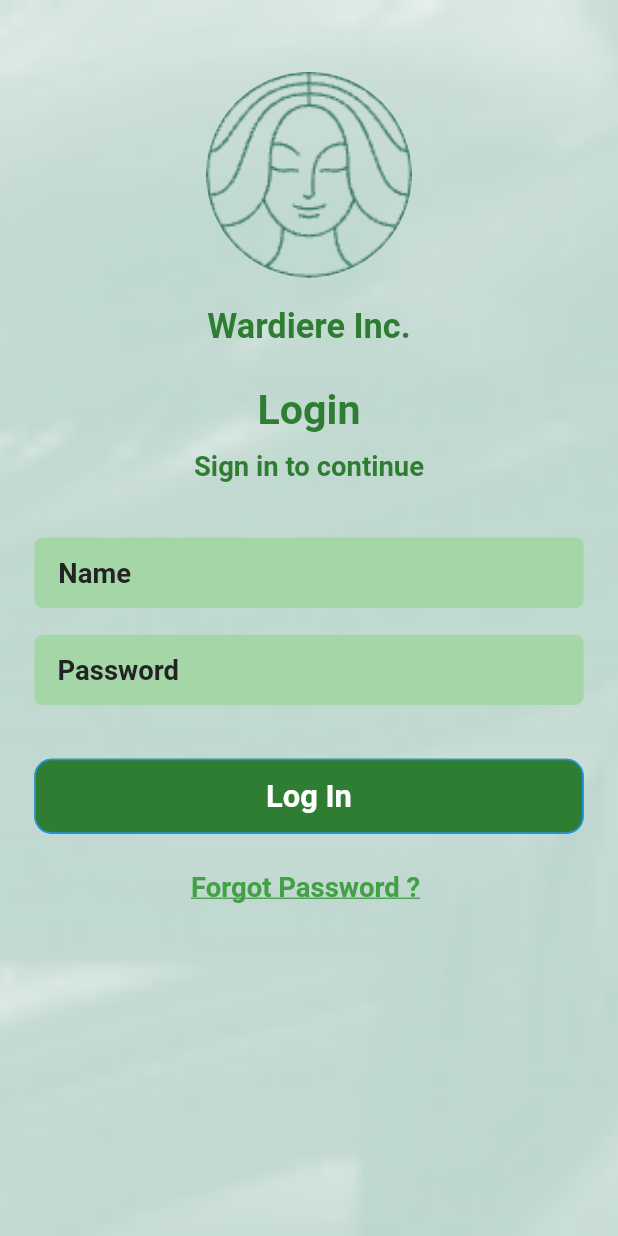
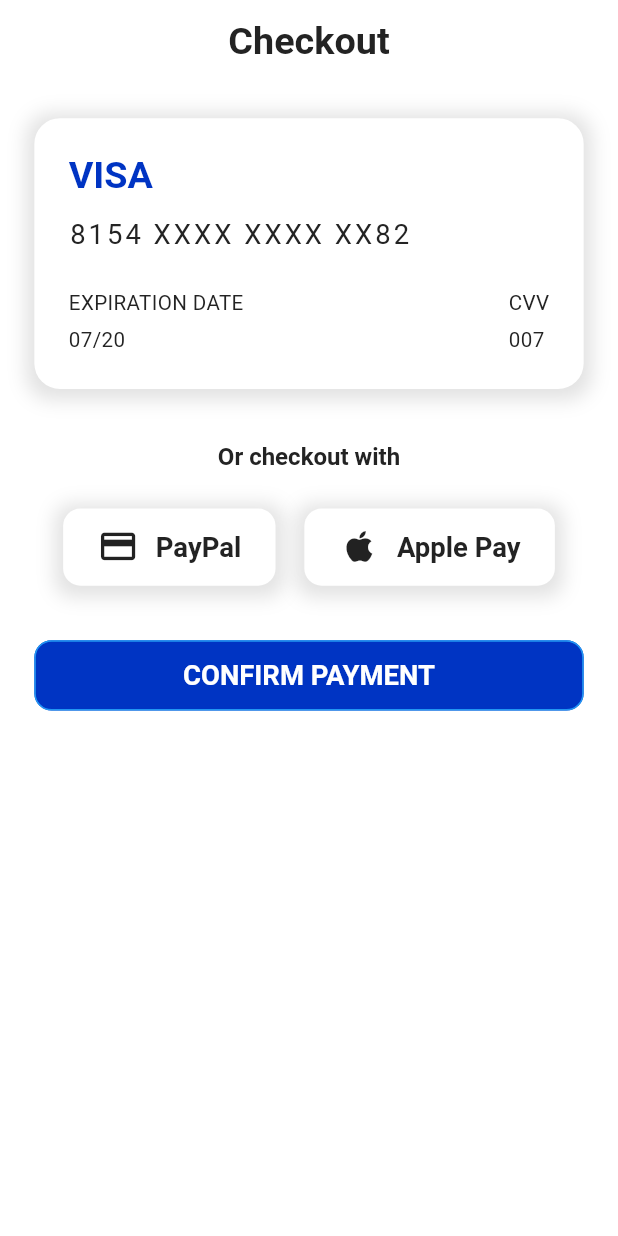
Before and after one commit to flutterRiverpodVerse/ui_designs, a Flutter app: the screen it shows after launch, on a phone screen of 412 x 824 dp. Run offline on Flutter 3.47's test engine with Material 3 defaults, Android fonts, the phone set to English and light mode, and no system bars; our stand-ins replace date_picker_timeline, fl_chart, flutter_hooks, flutter_screenutil, hooks_riverpod; missing offline and left inert: staggered_grid_view_flutter; Roboto replaces fonts that are missing (Poppins).

Commit message:
21st_day

```diff
--- /dev/null
+++ b/lib/21st_day/twenty_one_ui.dart
@@ -0,0 +1,303 @@
+import 'package:flutter/material.dart';
+import 'package:flutter_screenutil/flutter_screenutil.dart';
+import 'package:ui_designs/core/constants/app_colors.dart';
+import 'package:ui_designs/core/constants/app_constants.dart';
+
+class TwentyOneUi extends StatelessWidget {
+  const TwentyOneUi({super.key});
+
+  @override
+  Widget build(BuildContext context) {
+    final isDarkMode = AppConstants.isDarkMode(context: context);
+    return Scaffold(
+      body: SafeArea(
+        child: Padding(
+          padding: EdgeInsets.symmetric(
+            horizontal: 20.w,
+            vertical: 10.h,
+          ),
+          child: Column(
+            crossAxisAlignment: CrossAxisAlignment.stretch,
+            children: [
+              // Checkout Header
+              Text(
+                'Checkout',
+                textAlign: TextAlign.center,
+                style: Theme.of(context).textTheme.headlineLarge!.copyWith(
+                      fontSize: 22.sp,
+                      fontWeight: FontWeight.bold,
+                    ),
+              ),
+              SizedBox(
+                height: 30.h,
+              ),
+              // Card Details
+              Container(
+                padding: EdgeInsets.all(
+                  20.spMax,
+                ),
+                decoration: BoxDecoration(
+                  color: isDarkMode ? AppColors.darkerGrey : Colors.white,
+                  borderRadius: BorderRadius.circular(
+                    15.r,
+                  ),
+                  boxShadow: isDarkMode
+                      ? []
+                      : [
+                          BoxShadow(
+                            color: Colors.grey.withOpacity(0.3),
+                            spreadRadius: 5,
+                            blurRadius: 10,
+                            offset: const Offset(0, 2),
+                          ),
+                        ],
+                ),
+                child: Column(
+                  crossAxisAlignment: CrossAxisAlignment.start,
+                  children: [
+                    Text(
+                      'VISA',
+                      style:
+                          Theme.of(context).textTheme.headlineLarge!.copyWith(
+                                fontSize: 22.sp,
+                                fontWeight: FontWeight.bold,
+                                color: AppColors.primaryColor,
+                              ),
+                    ),
+                    SizedBox(
+                      height: 10.h,
+                    ),
+                    Text(
+                      '8154 XXXX XXXX XX82',
+                      style:
+                          Theme.of(context).textTheme.headlineLarge!.copyWith(
+                                fontSize: 16.sp,
+                                letterSpacing: 2,
+                                fontWeight: FontWeight.w400,
+                              ),
+                    ),
+                    SizedBox(
+                      height: 20.h,
+                    ),
+                    const Row(
+                      mainAxisAlignment: MainAxisAlignment.spaceBetween,
+                      children: [
+                        Column(
+                          crossAxisAlignment: CrossAxisAlignment.start,
+                          children: [
+                            Text('EXPIRATION DATE'),
+                            SizedBox(height: 5),
+                            Text('07/20'),
+                          ],
+                        ),
+                        Column(
+                          crossAxisAlignment: CrossAxisAlignment.start,
+                          children: [
+                            Text('CVV'),
+                            SizedBox(height: 5),
+                            Text('007'),
+                          ],
+                        ),
+                      ],
+                    ),
+                  ],
+                ),
+              ),
+              SizedBox(
+                height: 30.h,
+              ),
+              // Or Checkout With
+              Text(
+                'Or checkout with',
+                textAlign: TextAlign.center,
+                style: Theme.of(context).textTheme.headlineLarge!.copyWith(
+                      fontSize: 14.sp,
+                    ),
+              ),
+              SizedBox(
+                height: 20.h,
+              ),
+              // Payment Options
+              const Row(
+                mainAxisAlignment: MainAxisAlignment.spaceEvenly,
+                children: [
+                  PaymentOptionButton(
+                    icon: Icons.payment,
+                    label: 'PayPal',
+                  ),
+                  PaymentOptionButton(
+                    icon: Icons.apple,
+                    label: 'Apple Pay',
+                  ),
+                ],
+              ),
+              SizedBox(
+                height: 30.h,
+              ),
+              // Confirm Payment Button
+              ElevatedButton(
+                onPressed: () {
+                  // Handle payment confirmation
+                  Navigator.push(
+                    context,
+                    MaterialPageRoute(
+                      builder: (context) => const ThankYouScreen(),
+                    ),
+                  );
+                },
+                style: ElevatedButton.styleFrom(
+                  backgroundColor: AppColors.primaryColor,
+                  shape: RoundedRectangleBorder(
+                    borderRadius: BorderRadius.circular(
+                      10.r,
+                    ),
+                  ),
+                  padding: EdgeInsets.symmetric(
+                    vertical: 10.h,
+                  ),
+                ),
+                child: Text(
+                  'CONFIRM PAYMENT',
+                  style: Theme.of(context).textTheme.headlineLarge!.copyWith(
+                        fontSize: 16.sp,
+                        color: Colors.white,
+                      ),
+                ),
+              ),
+            ],
+          ),
+        ),
+      ),
+    );
+  }
+}
+
+class PaymentOptionButton extends StatelessWidget {
+  final IconData icon;
+  final String label;
+
+  const PaymentOptionButton({
+    super.key,
+    required this.icon,
+    required this.label,
+  });
+
+  @override
+  Widget build(BuildContext context) {
+    final isDarkMode = AppConstants.isDarkMode(context: context);
+    return Container(
+      padding: EdgeInsets.symmetric(
+        vertical: 10.h,
+        horizontal: 20.w,
+      ),
+      decoration: BoxDecoration(
+        color: isDarkMode ? AppColors.darkerGrey : AppColors.white,
+        borderRadius: BorderRadius.circular(
+          10.r,
+        ),
+        boxShadow: isDarkMode
+            ? []
+            : [
+                BoxShadow(
+                  color: Colors.grey.withOpacity(0.3),
+                  spreadRadius: 5,
+                  blurRadius: 10,
+                  offset: const Offset(0, 2),
+                ),
+              ],
+      ),
+      child: Row(
+        children: [
+          Icon(
+            icon,
+            size: 24.sp,
+          ),
+          SizedBox(
+            width: 10.w,
+          ),
+          Text(
+            label,
+            style: Theme.of(context).textTheme.headlineLarge!.copyWith(
+                  fontSize: 16.sp,
+                ),
+          ),
+        ],
+      ),
+    );
+  }
+}
+
+class ThankYouScreen extends StatelessWidget {
+  const ThankYouScreen({super.key});
+
+  @override
+  Widget build(BuildContext context) {
+    return Scaffold(
+      backgroundColor: AppColors.primaryColor,
+      body: Center(
+        child: Padding(
+          padding: EdgeInsets.all(
+            20.spMax,
+          ),
+          child: Column(
+            mainAxisAlignment: MainAxisAlignment.center,
+            children: [
+              Text(
+                'Thanks!',
+                style: Theme.of(context).textTheme.headlineLarge!.copyWith(
+                      fontSize: 30.sp,
+                      color: AppColors.white,
+                      fontWeight: FontWeight.bold,
+                    ),
+              ),
+              SizedBox(height: 20.h),
+              const Icon(
+                Icons.check_circle,
+                size: 100,
+                color: Colors.white,
+              ),
+              SizedBox(height: 20.h),
+              Text(
+                'Thank you for purchasing. Your order will be shipped in 2-4 international days.',
+                textAlign: TextAlign.center,
+                style: Theme.of(context).textTheme.headlineLarge!.copyWith(
+                      fontSize: 16.sp,
+                      color: AppColors.white,
+                      fontWeight: FontWeight.w300,
+                    ),
+              ),
+              SizedBox(
+                height: 40.h,
+              ),
+              ElevatedButton(
+                onPressed: () {
+                  Navigator.pop(context);
+                },
+                style: ElevatedButton.styleFrom(
+                  backgroundColor: Colors.white,
+                  shape: RoundedRectangleBorder(
+                    borderRadius: BorderRadius.circular(
+                      10.r,
+                    ),
+                  ),
+                  padding: EdgeInsets.symmetric(
+                    vertical: 10.h,
+                    horizontal: 40.w,
+                  ),
+                ),
+                child: Text(
+                  'CONTINUE SHOPPING',
+                  style: Theme.of(context).textTheme.headlineLarge!.copyWith(
+                        fontSize: 16.sp,
+                        color: AppColors.primaryColor,
+                        fontWeight: FontWeight.w500,
+                      ),
+                ),
+              ),
+            ],
+          ),
+        ),
+      ),
+    );
+  }
+}
--- a/lib/main.dart
+++ b/lib/main.dart
@@ -2,10 +2,10 @@
 import 'package:flutter_screenutil/flutter_screenutil.dart';
 import 'package:hooks_riverpod/hooks_riverpod.dart';
 import 'package:provider/provider.dart';
+import 'package:ui_designs/21st_day/twenty_one_ui.dart';
 import 'package:ui_designs/core/constants/app_config.dart';
 import 'package:ui_designs/core/theme/app_theme.dart';
 
-import '20th_day/twentieth_day_ui.dart';
 import '8th_day/models/cart_model.dart';
 
 void main() {
@@ -47,7 +47,7 @@
               theme: AppTheme.lightTheme,
               darkTheme: AppTheme.darkTheme,
               scaffoldMessengerKey: AppConfig.rootScaffoldMessengerKey,
-              home: const TwentiethDayUi(),
+              home: const TwentyOneUi(),
             ),
           );
         },
```
